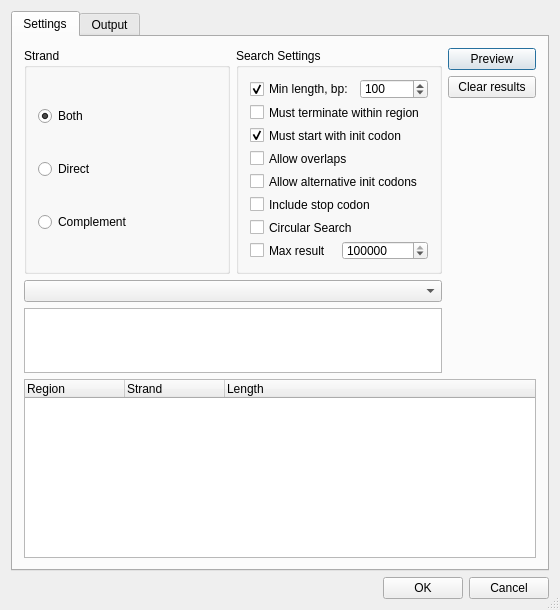
Qt form src/plugins/orf_marker/src/ui/ORFDialogUI.ui (violethaze74/ugene) before a commit.
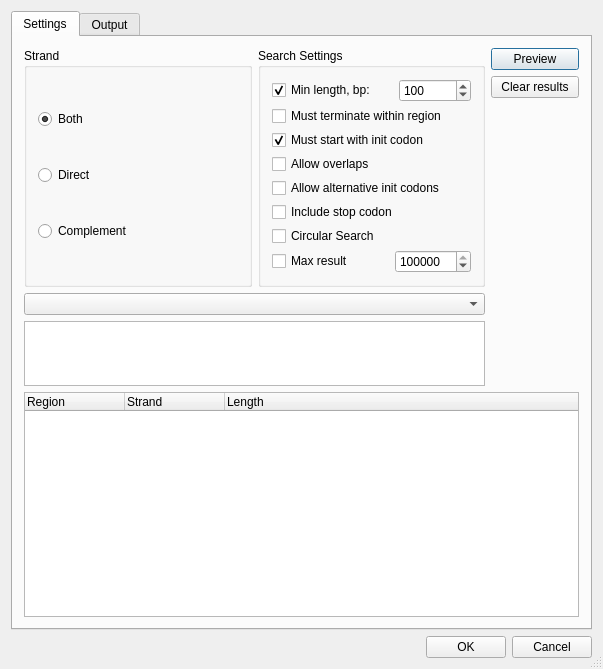
The same form after that commit.

Commit message: UGENE-2014 Incorrect layout of the "ORF marker" dialog on Mac

Patch:
```diff
--- a/src/plugins/orf_marker/src/ui/ORFDialogUI.ui
+++ b/src/plugins/orf_marker/src/ui/ORFDialogUI.ui
@@ -6,8 +6,8 @@
    <rect>
     <x>0</x>
     <y>0</y>
-    <width>560</width>
-    <height>610</height>
+    <width>603</width>
+    <height>669</height>
    </rect>
   </property>
   <property name="sizePolicy">
@@ -18,7 +18,7 @@
   </property>
   <property name="minimumSize">
    <size>
-    <width>560</width>
+    <width>0</width>
     <height>560</height>
    </size>
   </property>
@@ -44,6 +44,9 @@
    <bool>true</bool>
   </property>
   <layout class="QVBoxLayout" name="verticalLayout_5">
+   <property name="sizeConstraint">
+    <enum>QLayout::SetMinimumSize</enum>
+   </property>
    <item>
     <widget class="QTabWidget" name="tabWidget">
      <property name="currentIndex">
@@ -54,13 +57,22 @@
        <string>Settings</string>
       </attribute>
       <layout class="QVBoxLayout" name="verticalLayout_4">
+       <property name="sizeConstraint">
+        <enum>QLayout::SetMinimumSize</enum>
+       </property>
        <item>
         <layout class="QGridLayout" name="gridLayout">
+         <property name="sizeConstraint">
+          <enum>QLayout::SetMinimumSize</enum>
+         </property>
          <item row="0" column="0">
           <layout class="QHBoxLayout" name="horizontalLayout_2">
            <property name="spacing">
             <number>6</number>
            </property>
+           <property name="sizeConstraint">
+            <enum>QLayout::SetMinimumSize</enum>
+           </property>
            <item>
             <widget class="QGroupBox" name="bgStrand">
              <property name="sizePolicy">
@@ -132,7 +144,7 @@
              <property name="minimumSize">
               <size>
                <width>0</width>
-               <height>120</height>
+               <height>0</height>
               </size>
              </property>
              <property name="title">
@@ -142,10 +154,22 @@
               <property name="spacing">
                <number>4</number>
               </property>
+              <property name="sizeConstraint">
+               <enum>QLayout::SetMinimumSize</enum>
+              </property>
               <item>
                <layout class="QHBoxLayout" name="horizontalLayout">
+                <property name="sizeConstraint">
+                 <enum>QLayout::SetMinimumSize</enum>
+                </property>
                 <item>
                  <widget class="QCheckBox" name="ckMinLen">
+                  <property name="minimumSize">
+                   <size>
+                    <width>121</width>
+                    <height>20</height>
+                   </size>
+                  </property>
                   <property name="toolTip">
                    <string>Ignore ORFs shorter than the specified length</string>
                   </property>
@@ -288,6 +312,9 @@
               </item>
               <item>
                <layout class="QHBoxLayout" name="horizontalLayout_3">
+                <property name="sizeConstraint">
+                 <enum>QLayout::SetMinimumSize</enum>
+                </property>
                 <property name="leftMargin">
                  <number>0</number>
                 </property>
@@ -296,6 +323,12 @@
                 </property>
                 <item>
                  <widget class="QCheckBox" name="maxResult">
+                  <property name="minimumSize">
+                   <size>
+                    <width>117</width>
+                    <height>20</height>
+                   </size>
+                  </property>
                   <property name="text">
                    <string>Max result</string>
                   </property>
```
